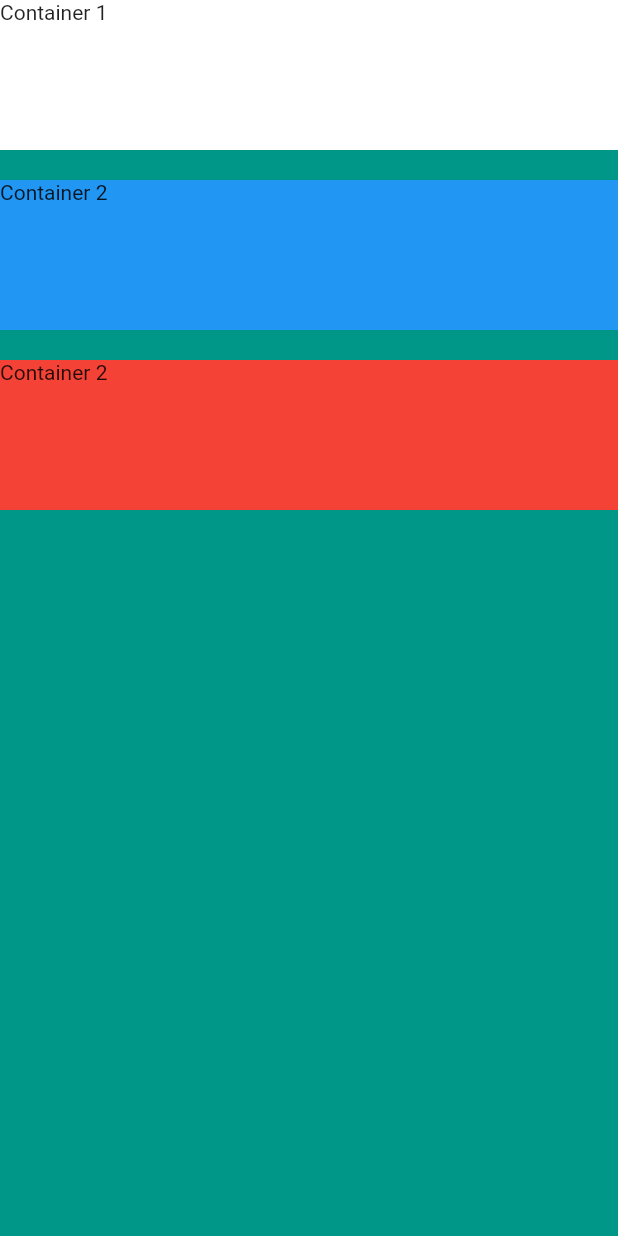
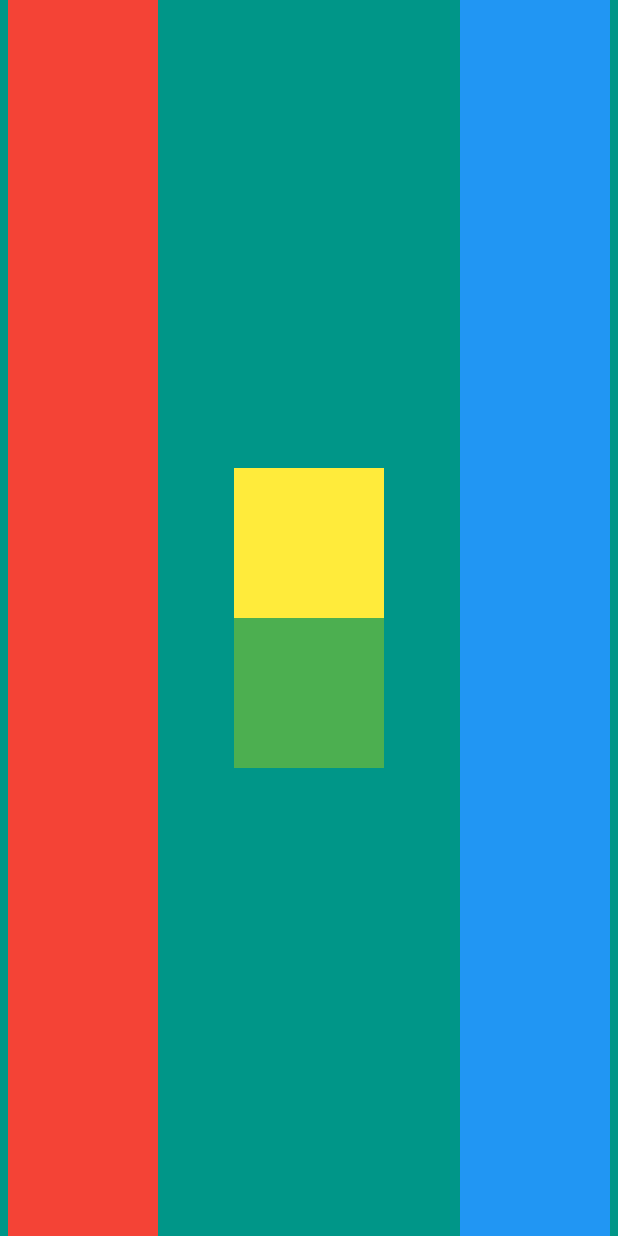
Before and after one commit to ElbertTse/Flutter-Udemy-Course, a Flutter app: the screen it shows after launch, on a phone screen of 412 x 824 dp. Run offline on Flutter 3.47's test engine with Material 2 defaults, Android fonts, the phone set to English and light mode, and no system bars.

Commit message:
Flutter Layouts Challenge

```diff
--- a/mi_card_flutter-master/lib/main.dart
+++ b/mi_card_flutter-master/lib/main.dart
@@ -16,28 +16,44 @@ class MyApp extends StatelessWidget {
       home: Scaffold(
         backgroundColor: Colors.teal,
         body: SafeArea(
-          child: Column(
+          child: Row(
+            mainAxisAlignment: MainAxisAlignment.spaceEvenly,
             crossAxisAlignment: CrossAxisAlignment.stretch,
             children: <Widget>[
               Container(
                 height: 100.0,
                 width: 100.0,
-                color: Colors.white,
-                child: Text('Container 1'),
+                color: Colors.red,
+                //child: Text('Container 1'),
               ),
-              SizedBox(height: 20.0),
+              SizedBox(width: 20.0),
+              Center(
+                child: Padding(
+                  padding: EdgeInsets.all(20.0),
+                  child: Column(
+                    mainAxisAlignment: MainAxisAlignment.center,
+                    children: [
+                      Container(
+                        color: Colors.yellow,
+                        height: 100.0,
+                        width: 100.0,
+                      ),
+                      Container(
+                        color: Colors.green,
+                        height: 100.0,
+                        width: 100.0,
+                      )
+                    ],
+                  ),
+                ),
+              ),
+              SizedBox(width: 20.0),
               Container(
+
                 width: 100.0,
                 height: 100.0,
                 color: Colors.blue,
-                child: Text('Container 2'),
-              ),
-              SizedBox(height: 20.0),
-              Container(
-                width: 100.0,
-                height: 100.0,
-                color: Colors.red,
-                child: Text('Container 2'),
+                //child: Text('Container 2'),
               ),
             ],
           ),
```
